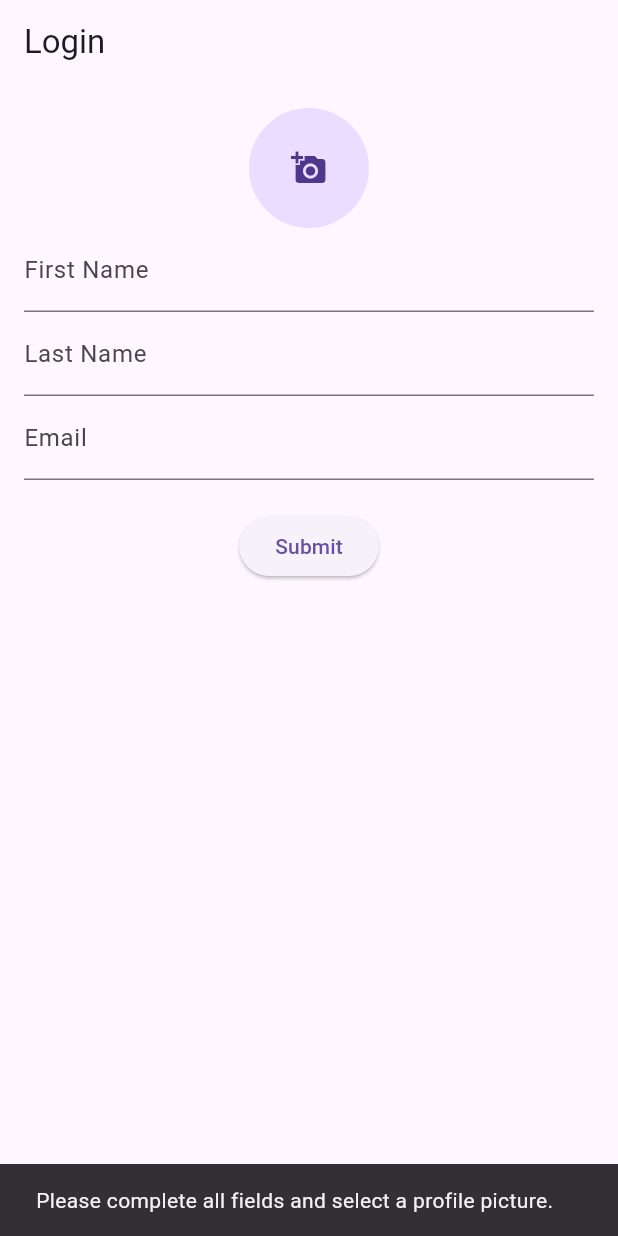
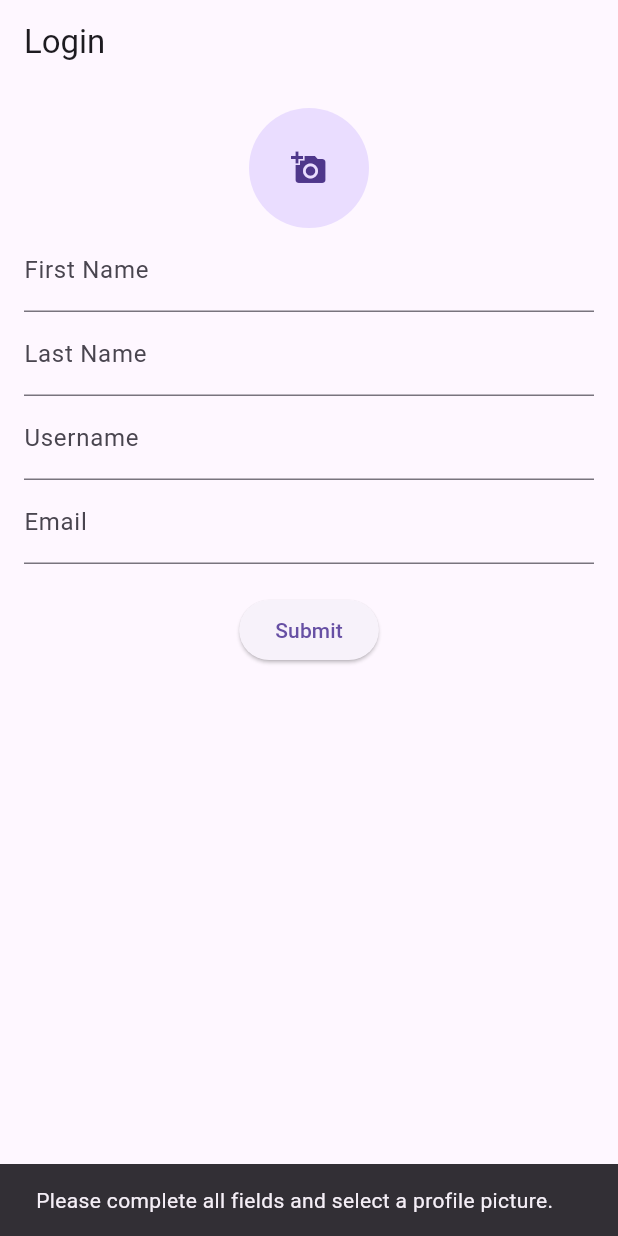
Before and after one commit to SarveshSub/RoomiApp, a Flutter app: the screen it shows after launch, after a tap on "Submit", on a phone screen of 412 x 824 dp. Run offline on Flutter 3.47's test engine with Material 3 defaults, Android fonts, the phone set to English and light mode, and no system bars; our stand-ins replace firebase_auth, firebase_core, firebase_database, firebase_storage, flutter_image_compress, image_picker and 1 more; accounts and stored records are empty.

Commit message:
Adding username

```diff
--- a/lib/src/app.dart
+++ b/lib/src/app.dart
@@ -31,7 +31,7 @@ class MyApp extends StatelessWidget {
           theme: ThemeData(),
           darkTheme: ThemeData.dark(),
           themeMode: settingsController.themeMode,
-          home: const LoginPage(), // Set the home screen as the home screen
+          home: const SignupPage(), // Set the home screen as the home screen
         );
       },
     );
--- a/lib/src/pages/auth/login_page.dart
+++ b/lib/src/pages/auth/login_page.dart
@@ -5,16 +5,17 @@ import 'package:provider/provider.dart';
 import '../../providers/auth_provider.dart';
 import '../home_page.dart'; // Assuming HomePage is defined
 
-class LoginPage extends StatefulWidget {
-  const LoginPage({Key? key}) : super(key: key);
+class SignupPage extends StatefulWidget {
+  const SignupPage({Key? key}) : super(key: key);
 
   @override
-  _LoginPageState createState() => _LoginPageState();
+  _SignupPageState createState() => _SignupPageState();
 }
 
-class _LoginPageState extends State<LoginPage> {
+class _SignupPageState extends State<SignupPage> {
   final TextEditingController _firstNameController = TextEditingController();
   final TextEditingController _lastNameController = TextEditingController();
+  final TextEditingController _usernameController = TextEditingController();
   final TextEditingController _emailController = TextEditingController();
   File? _profileImage;
 
@@ -49,8 +50,9 @@ class _LoginPageState extends State<LoginPage> {
       await authProvider.addUser(
         _firstNameController.text,
         _lastNameController.text,
+        _usernameController.text,
         _emailController.text,
-        "bs",
+        "https://upload.wikimedia.org/wikipedia/commons/thumb/2/2c/Default_pfp.svg/2048px-Default_pfp.svg.png",
       );
       ScaffoldMessenger.of(context).showSnackBar(
         const SnackBar(content: Text('User added successfully.')),
@@ -96,6 +98,10 @@ class _LoginPageState extends State<LoginPage> {
               decoration: const InputDecoration(labelText: 'Last Name'),
             ),
             TextField(
+              controller: _usernameController,
+              decoration: const InputDecoration(labelText: 'Username'),
+            ),
+            TextField(
               controller: _emailController,
               decoration: const InputDecoration(labelText: 'Email'),
             ),
--- a/lib/src/pages/groups/groups_page.dart
+++ b/lib/src/pages/groups/groups_page.dart
@@ -53,7 +53,7 @@ class _GroupsPageState extends State<GroupsPage> {
               onPressed: () async {
                 final authProvider = Provider.of<AuthProvider>(context, listen: false);
                 if (groupNameController.text.isNotEmpty && authProvider.user != null) {
-                  await _groupService.addOrUpdateGroup(groupNameController.text, authProvider.userEmail!);
+                  await _groupService.addOrUpdateGroup(groupNameController.text, authProvider.userName!);
                   Navigator.of(context).pop();
                   _loadGroups();
                 }
--- a/lib/src/providers/auth_provider.dart
+++ b/lib/src/providers/auth_provider.dart
@@ -13,7 +13,7 @@ class AuthProvider with ChangeNotifier {
   User? _user;
   User? get user => _user;
 
-  String userEmail = '';
+  String userName = '';
 
   Future<void> signInAnonymously() async {
     UserCredential userCredential = await _auth.signInAnonymously();
@@ -41,11 +41,12 @@ class AuthProvider with ChangeNotifier {
     return File(file.path)..writeAsBytesSync(compressedImage!);
   }
 
-  Future<void> addUser(String firstName, String lastName, String email, String profilePictureUrl) async {
-    userEmail = email;
+  Future<void> addUser(String firstName, String lastName, String currUserName, String email, String profilePictureUrl) async {
+    userName = currUserName;
     await _database.ref('Users/${_user!.uid}').set({
       'firstName': firstName,
       'lastName': lastName,
+      'userName': userName,
       'email': email,
       'profilePictureUrl': profilePictureUrl,
     });
--- a/lib/src/services/groups_service.dart
+++ b/lib/src/services/groups_service.dart
@@ -4,20 +4,20 @@ import 'package:firebase_auth/firebase_auth.dart';
 class GroupService {
   final FirebaseDatabase _database = FirebaseDatabase.instance;
 
-  Future<void> addOrUpdateGroup(String groupName, String user) async {
+  Future<void> addOrUpdateGroup(String groupName, String userName) async {
     final ref = _database.ref('Groups/$groupName');
     final snapshot = await ref.get();
 
     if (snapshot.exists) {
       List<String> users = List<String>.from(snapshot.child('users').value as List);
-      if (!users.contains(user)) {
-        users.add(user);
+      if (!users.contains(userName)) {
+        users.add(userName);
         await ref.update({'users': users});
       }
     } else {
       await ref.set({
         'name': groupName,
-        'users': [user],
+        'users': [userName],
       });
     }
   }
```
